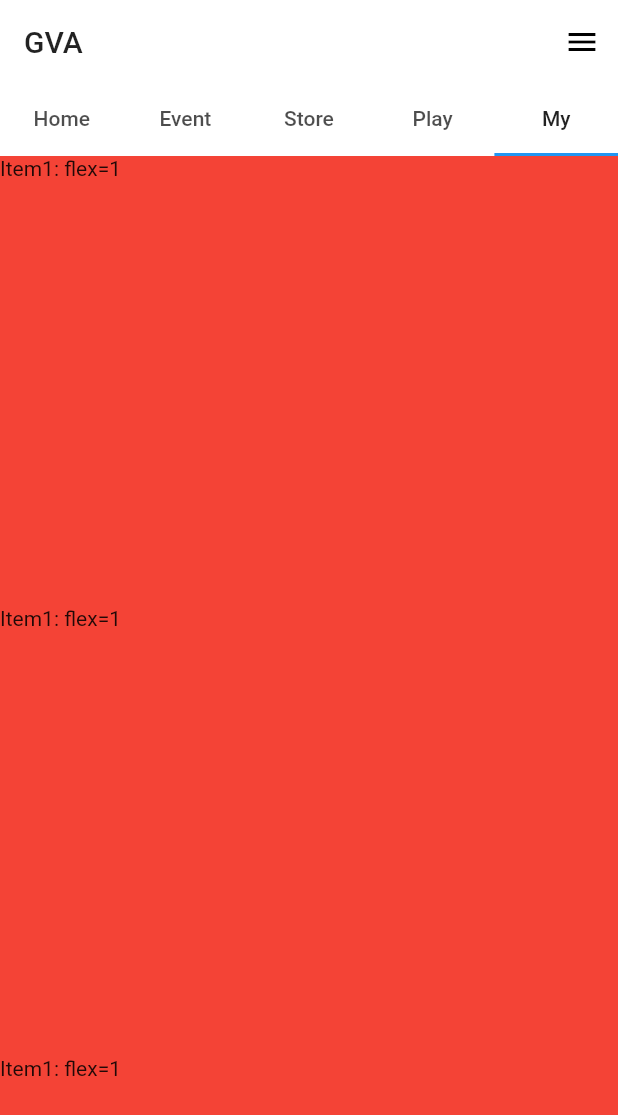
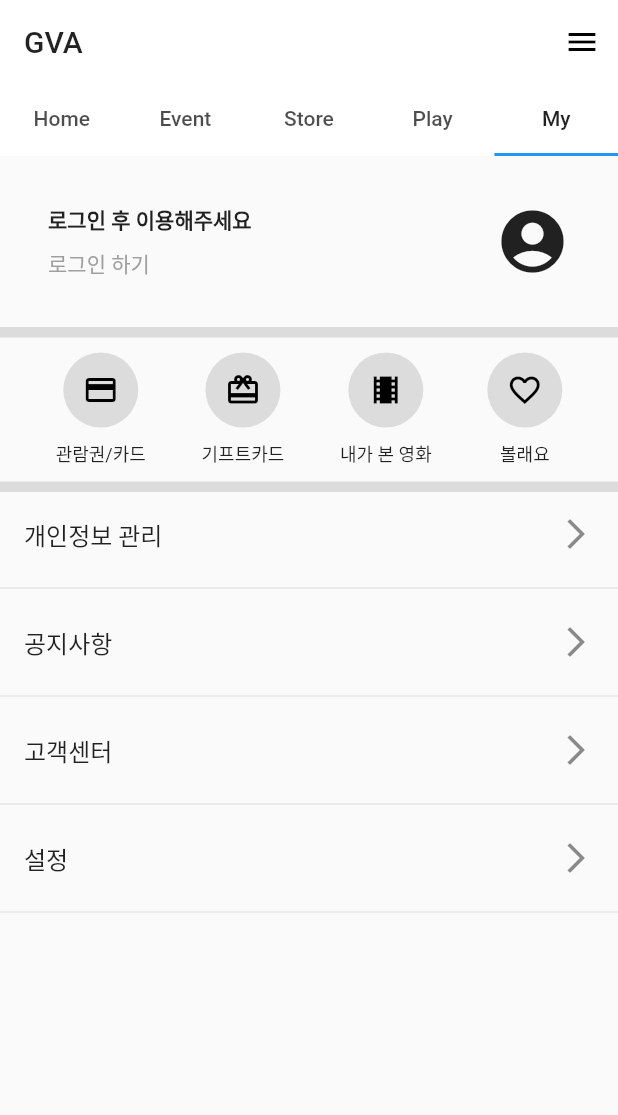
Before and after one commit to gohdong/2019_autumn_database, a Flutter app: the screen it shows after launch, tab 5 chosen, on a phone screen of 412 x 824 dp. Shown: the top 1115 px of the screen. Run offline on Flutter 3.47's test engine with Material 2 defaults, Android fonts, the phone set to English and light mode, and no system bars; our stand-ins replace cloud_firestore, firebase_auth, google_sign_in; accounts and stored records are empty.

Commit message:
edit Mypage

```diff
--- a/lib/main.dart
+++ b/lib/main.dart
@@ -12,7 +12,7 @@ class MyApp extends StatelessWidget {
   @override
   Widget build(BuildContext context) {
     return MaterialApp(
-      title: 'Flutter Demo',
+      title: 'GVA_app',
       theme: ThemeData(
         primaryColor: Colors.white,
       ),
--- a/lib/src/login.dart
+++ b/lib/src/login.dart
@@ -1,5 +1,6 @@
 import 'package:dbapp/src/data/is_login.dart';
 import 'package:dbapp/src/data/sign_in.dart';
+import 'package:dbapp/src/menubar.dart';
 import 'package:flutter/material.dart';
 import 'package:provider/provider.dart';
 
@@ -13,13 +14,18 @@ class _LoginState extends State<Login> {
   Widget build(BuildContext context) {
     final Size size = MediaQuery.of(context).size;
     return Scaffold(
+      endDrawer: MenuBar(),
+      appBar: AppBar(
+        title: Text("로그인"),
+      ),
       body: Container(
+        color: Colors.white70,
         child: Center(
           child: Column(
             mainAxisSize: MainAxisSize.max,
-            mainAxisAlignment: MainAxisAlignment.center,
+            mainAxisAlignment: MainAxisAlignment.start,
             children: <Widget>[
-              Image(image: AssetImage("images/logo.png"), width: size.width,),
+              Image(image: AssetImage("img/gva_logo.png"), width: size.width,),
               SizedBox(height: 50),
               _signInButton(),
             ],
@@ -48,21 +54,21 @@ class _LoginState extends State<Login> {
       },
       shape: RoundedRectangleBorder(borderRadius: BorderRadius.circular(40),),
       highlightElevation: 0,
-      borderSide: BorderSide(color: Colors.white),
+      borderSide: BorderSide(color: Colors.red),
       child: Padding(
         padding: const EdgeInsets.fromLTRB(0, 10, 0, 10),
         child: Row(
           mainAxisSize: MainAxisSize.min,
           mainAxisAlignment: MainAxisAlignment.center,
           children: <Widget>[
-            Image(image: AssetImage("images/google_logo.png"), height: 35.0),
+//            Image(image: AssetImage("images/google_logo.png"), height: 35.0),
             Padding(
               padding: const EdgeInsets.only(left: 10),
               child: Text(
                 'Sign in with Google',
                 style: TextStyle(
                   fontSize: 20,
-                  color: Colors.amber,
+                  color: Colors.black,
                 ),
               ),
             )
--- a/lib/src/my.dart
+++ b/lib/src/my.dart
@@ -1,3 +1,4 @@
+import 'package:dbapp/src/login.dart';
 import 'package:flutter/material.dart';
 
 
@@ -9,28 +10,39 @@ class My extends StatefulWidget {
 class _MyState extends State<My> {
   @override
   Widget build(BuildContext context) {
+
     return ListView(
       scrollDirection: Axis.vertical,
       children: <Widget>[
-        Container(
-          child: Text('Item1: flex=1'),
-          color: Colors.red,
-          height: 300,
+        GestureDetector(
+          onTap: (){
+            Navigator.push(
+              context, MaterialPageRoute(builder: (context) => Login()),
+            );
+          },
+          child: Container(
+            child: loginSection
+          ),
         ),
         Container(
-          child: Text('Item1: flex=1'),
-          color: Colors.red,
-          height: 300,
+          height: 7,
+          color: Colors.black12,
         ),
         Container(
-          child: Text('Item1: flex=1'),
-          color: Colors.red,
-          height: 300,
+          padding: EdgeInsets.only(top:10,bottom: 10),
+          child: buttonSection,
+        ),
+        Container(
+          height: 7,
+          color: Colors.black12,
+        ),
+        Container(
+          child: menuSection
         )
       ],
     );
   }
-  Widget titleSection = Container(
+  Widget loginSection = Container(
     padding: const EdgeInsets.all(32),
     child: Row(
       children: [
@@ -43,14 +55,14 @@ class _MyState extends State<My> {
               Container(
                 padding: const EdgeInsets.only(bottom: 8),
                 child: Text(
-                  'Oeschinen Lake Campground',
+                  '로그인 후 이용해주세요 ',
                   style: TextStyle(
                     fontWeight: FontWeight.bold,
                   ),
                 ),
               ),
               Text(
-                'Kandersteg, Switzerland',
+                '로그인 하기',
                 style: TextStyle(
                   color: Colors.grey[500],
                 ),
@@ -60,11 +72,73 @@ class _MyState extends State<My> {
         ),
         /*3*/
         Icon(
-          Icons.star,
-          color: Colors.red[500],
+          Icons.account_circle,
+          size: 50,
         ),
-        Text('41'),
       ],
     ),
   );
+  Widget buttonSection = Container(
+    child: Row(
+      mainAxisAlignment: MainAxisAlignment.spaceEvenly,
+      children: [
+        _buildButtonColumn(Icons.credit_card, '관람권/카드'),
+        _buildButtonColumn(Icons.card_giftcard, '기프트카드'),
+        _buildButtonColumn(Icons.local_movies, '내가 본 영화'),
+        _buildButtonColumn(Icons.favorite_border, '볼래요'),
+      ],
+    ),
+  );
+  Widget menuSection = Column(
+      children: <Widget>[
+//        Divider(),
+        ListTile(
+          title: Text('개인정보 관리'),
+          trailing: Icon(Icons.arrow_forward_ios),
+        ),
+        Divider(),
+        ListTile(
+          title: Text('공지사항'),
+          trailing: Icon(Icons.arrow_forward_ios),
+        ),
+        Divider(),
+        ListTile(
+          title: Text('고객센터'),
+          trailing: Icon(Icons.arrow_forward_ios),
+        ),
+        Divider(),
+        ListTile(
+          title: Text('설정'),
+          trailing: Icon(Icons.arrow_forward_ios),
+
+        ),
+        Divider(),
+      ]
+  );
+
 }
+Column _buildButtonColumn(IconData icon, String label) {
+//  Color color = Theme.of(context).primaryColor;
+  return Column(
+    mainAxisSize: MainAxisSize.min,
+    mainAxisAlignment: MainAxisAlignment.center,
+    children: [
+      CircleAvatar(
+          radius: 25.0,
+          backgroundColor: Colors.black12,
+          foregroundColor: Colors.black,
+          child: Icon(icon)),
+      Container(
+        margin: const EdgeInsets.only(top: 8),
+        child: Text(
+          label,
+          style: TextStyle(
+            fontSize: 12,
+            fontWeight: FontWeight.w400,
+
+          ),
+        ),
+      ),
+    ],
+  );
+}
--- a/pubspec.yaml
+++ b/pubspec.yaml
@@ -46,8 +46,9 @@ flutter:
   uses-material-design: true
 
   # To add assets to your application, add an assets section, like this:
-  # assets:
-  #  - images/a_dot_burr.jpeg
+  assets:
+    - img/
+
   #  - images/a_dot_ham.jpeg
 
   # An image asset can refer to one or more resolution-specific "variants", see
```
Also changed, not shown: img/gva_logo.png (added), pubspec.lock, 3 other files.
